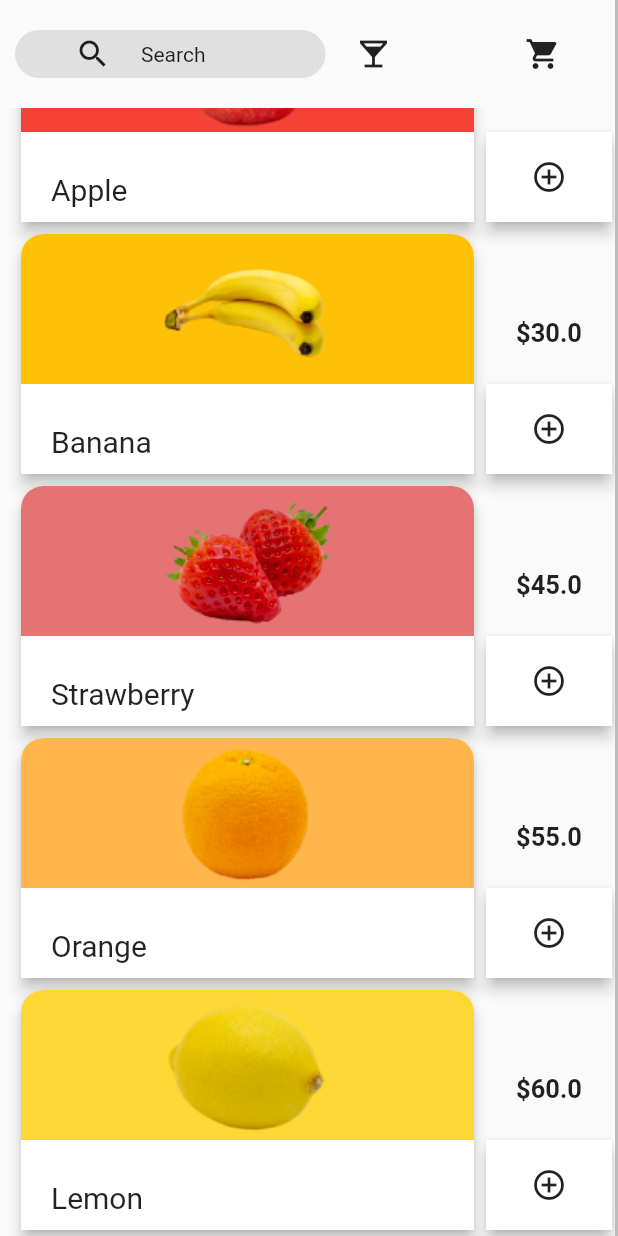
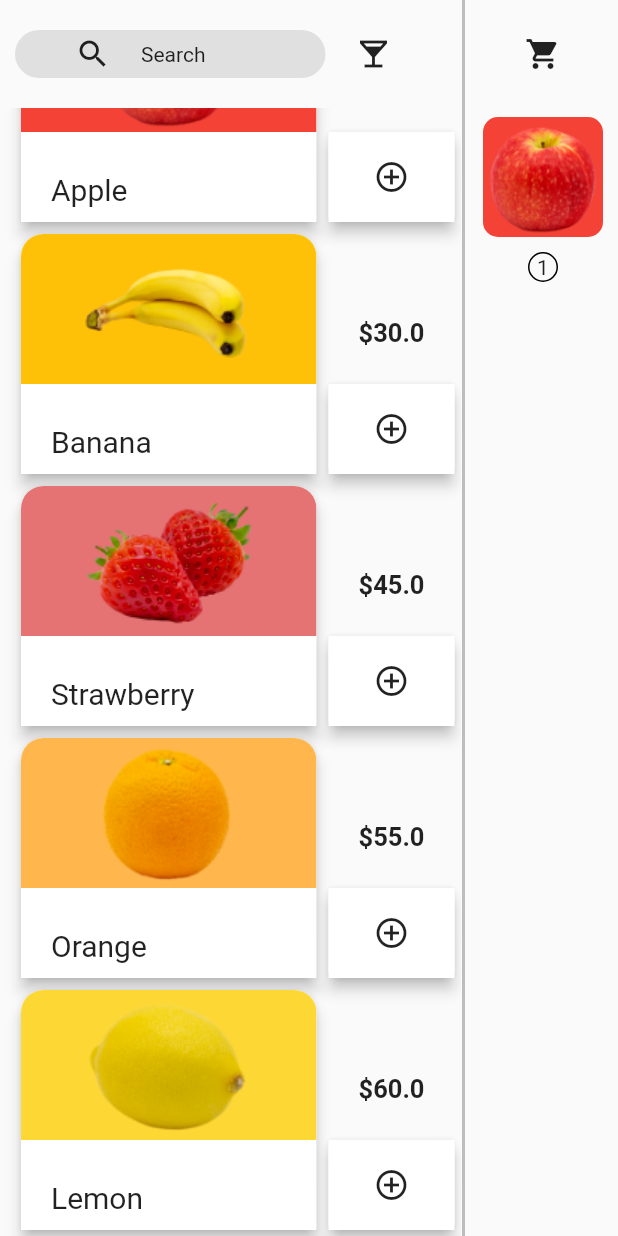
Before and after one commit to chenyair/fruit_cart, a Flutter app: the screen it shows after launch, scrolled down 88 dp, after a tap on the "add circle outline" icon, on a phone screen of 412 x 824 dp. Run offline on Flutter 3.47's test engine with Material 2 defaults, Android fonts, the phone set to English and light mode, and no system bars.

Commit message:
add animation

```diff
--- a/lib/cart_item.dart
+++ b/lib/cart_item.dart
@@ -1,4 +1,5 @@
 import 'package:flutter/material.dart';
+import 'package:fruit_cart/main.dart';
 
 import 'fruit.dart';
 
@@ -16,11 +17,89 @@ class CartItem extends StatefulWidget {
   _CartItemState createState() => _CartItemState();
 }
 
-class _CartItemState extends State<CartItem> {
+class _CartItemState extends State<CartItem> with TickerProviderStateMixin {
+  late AnimationController moveController;
+  late Animation moveAnimation;
+  late Position fromPosition;
+  GlobalKey currentKey = GlobalKey();
+
+  @override
+  void initState() {
+    super.initState();
+    moveController =
+        AnimationController(vsync: this, duration: Duration(milliseconds: 700));
+    moveAnimation =
+        CurvedAnimation(parent: moveController, curve: Curves.easeInOut);
+    moveController.forward();
+  }
+
   @override
   Widget build(BuildContext context) {
-    return _buildMoving();
+    fromPosition = widget.fruit.position!;
+    return Container(
+      key: currentKey,
+      height: 120,
+      width: 90,
+      child: _buildMoving(),
+    );
   }
 
-  Widget _buildMoving() {}
+  Widget _buildMoving() {
+    return AnimatedBuilder(
+        animation: moveAnimation,
+        builder: (context, snapshot) {
+          Position currentPosition;
+          double x = 0, y = 0;
+          if (currentKey.currentContext!.findRenderObject() != null) {
+            currentPosition = getPositionByKey(currentKey);
+            x = fromPosition.x -
+                currentPosition.x +
+                fromPosition.size.width -
+                90;
+            y = fromPosition.y - currentPosition.y;
+          }
+          if (x == 0) return Container();
+          return Transform.translate(
+            offset: Offset(
+                x * (1 - moveAnimation.value), y * (1 - moveAnimation.value)),
+            child: _buildCard(),
+          );
+        });
+  }
+
+  Widget _buildCard() {
+    return Column(
+      children: [
+        _buildContainerImage(),
+        Container(
+          height: 20,
+          width: 20,
+          decoration: BoxDecoration(
+            border: Border.all(width: 1, color: Colors.black),
+            borderRadius: BorderRadius.circular(10),
+          ),
+          child: Center(
+            child: Text('${widget.fruit.qty}'),
+          ),
+        )
+      ],
+    );
+  }
+
+  Widget _buildContainerImage() {
+    return Container(
+      height: 80,
+      width: 80,
+      margin: EdgeInsets.all(10),
+      decoration: BoxDecoration(
+        color: widget.fruit.color,
+        borderRadius: BorderRadius.circular(10),
+      ),
+      child: Image.asset(
+        widget.fruit.image,
+        width: 40,
+        height: 40,
+      ),
+    );
+  }
 }
--- a/lib/fruit.dart
+++ b/lib/fruit.dart
@@ -1,4 +1,6 @@
 import 'package:flutter/material.dart';
+
+import 'main.dart';
 
 class Fruit {
   String name;
@@ -6,6 +8,8 @@ class Fruit {
   double price;
   int qty = 0;
   Color? color;
+  Position? position;
+  bool animtae = false;
 
   Fruit({
     required this.name,
@@ -14,6 +18,27 @@ class Fruit {
     required this.qty,
     required this.color,
   });
+
+  set reAnimate(bool animate) => this.animtae = animate;
+  set currentPosition(Position position) => this.position = position;
+
+  @override
+  bool operator ==(Object other) {
+    if (identical(this, other)) return true;
+
+    return other is Fruit && other.name == name;
+  }
+
+  @override
+  int get hashCode {
+    return name.hashCode ^
+        image.hashCode ^
+        price.hashCode ^
+        qty.hashCode ^
+        color.hashCode ^
+        position.hashCode ^
+        animtae.hashCode;
+  }
 }
 
 List<Fruit> getFruitList() {
--- a/lib/main.dart
+++ b/lib/main.dart
@@ -1,4 +1,5 @@
 import 'package:flutter/material.dart';
+
 import 'package:fruit_cart/cart_item.dart';
 
 import 'fruit.dart';
@@ -77,12 +78,16 @@ class _MyHomePageState extends State<MyHomePage>
               );
             },
           ),
-          Positioned(
-            right: 0,
-            height: size.height,
-            width: 100,
-            child: _buildSecondList(),
-          )
+          AnimatedBuilder(
+              animation: slideController,
+              builder: (context, snapshot) {
+                return Positioned(
+                  right: 0,
+                  height: size.height,
+                  width: 100 * slideController.value,
+                  child: _buildSecondList(),
+                );
+              })
         ],
       ),
     );
@@ -133,6 +138,7 @@ class _MyHomePageState extends State<MyHomePage>
   }
 
   Widget _buildFruit(Fruit fruit) {
+    GlobalKey key = GlobalKey();
     return Row(
       crossAxisAlignment: CrossAxisAlignment.end,
       children: [
@@ -155,6 +161,7 @@ class _MyHomePageState extends State<MyHomePage>
                 crossAxisAlignment: CrossAxisAlignment.stretch,
                 children: [
                   Container(
+                    key: key,
                     color: fruit.color,
                     child: Image.asset(
                       fruit.image,
@@ -188,7 +195,20 @@ class _MyHomePageState extends State<MyHomePage>
             ),
             InkWell(
               onTap: () {
-                if (cartFruit.length == 0) slideController.forward();
+                if (cartFruits.length == 0) slideController.forward();
+                setState(() {
+                  fruit.currentPosition = getPositionByKey(key);
+                  int index = cartFruits.indexOf(fruit);
+                  if (index != -1) {
+                    cartFruits[index].qty += 1;
+                    cartFruits[index].qty == 2
+                        ? cartFruits[index].reAnimate = true
+                        : null;
+                  } else {
+                    fruit.qty = 1;
+                    cartFruits.add(fruit);
+                  }
+                });
               },
               child: Card(
                 elevation: 4,
@@ -226,3 +246,23 @@ class _MyHomePageState extends State<MyHomePage>
     );
   }
 }
+
+Position getPositionByKey(GlobalKey key) {
+  RenderBox box = key.currentContext!.findRenderObject()! as RenderBox;
+  Size size = box.size;
+  Offset position = box.localToGlobal(Offset.zero);
+  double x = position.dx;
+  double y = position.dy;
+  return Position(x: x, y: y, size: size);
+}
+
+class Position {
+  double x;
+  double y;
+  Size size;
+  Position({
+    required this.x,
+    required this.y,
+    required this.size,
+  });
+}
```
